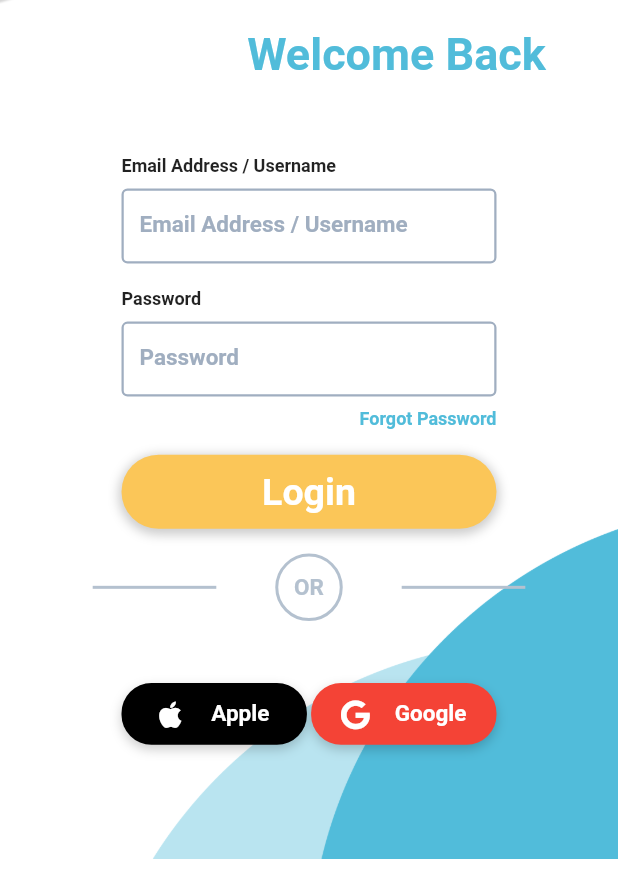
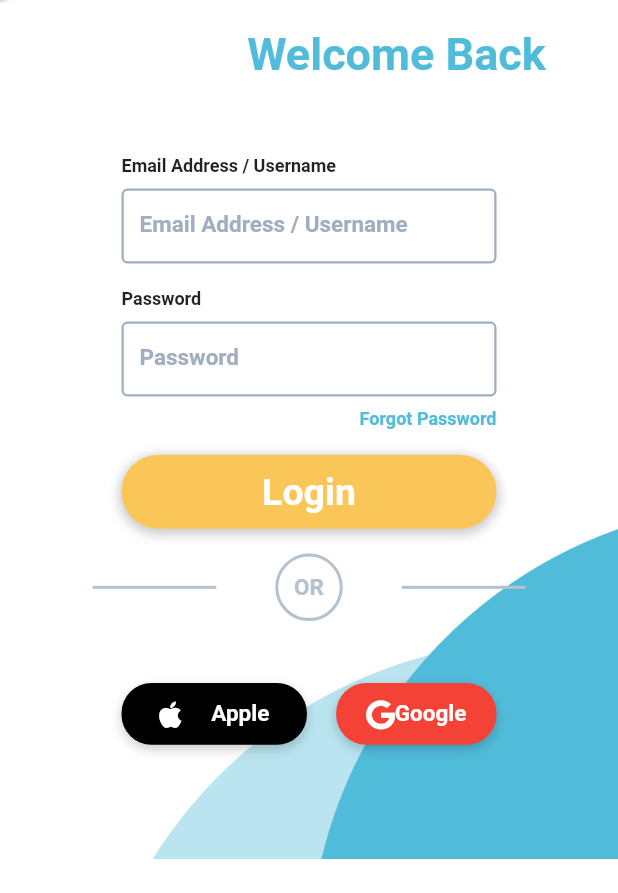
Before and after one commit to petcodeapp/interface-mobile, a Flutter app: the screen it shows after launch, after a tap on "Login", on a phone screen of 412 x 824 dp, the part 343-1236 px from its top. Run offline on Flutter 3.47's test engine with Material 2 defaults, Android fonts, the phone set to English and light mode, and no system bars; our stand-ins replace bottom_navy_bar, cached_network_image, carousel_slider, cloud_firestore, dio, dots_indicator and 17 more; missing offline and left inert: slimy_card; accounts and stored records are empty; statements that could not run were skipped.

Commit message:
:bug: fix auth ui bugs

```diff
--- a/lib/screens/auth/entry_screen.dart
+++ b/lib/screens/auth/entry_screen.dart
@@ -72,13 +72,12 @@ class _EntryScreenState extends State<EntryScreen> {
               Align(
                 alignment: Alignment.center,
                 child: SizedBox(
-                  height: height * 0.38,
                   width: width,
                   child: Column(
                     mainAxisAlignment: MainAxisAlignment.spaceBetween,
+                    mainAxisSize: MainAxisSize.min,
                     children: [
-                      Container(
-                        height: height * 0.34,
+                      Flexible(
                         child: PageView(
                           controller: _controller,
                           scrollDirection: Axis.horizontal,
--- a/lib/screens/auth/login_screen.dart
+++ b/lib/screens/auth/login_screen.dart
@@ -349,11 +349,11 @@ class _LoginScreenState extends State<LoginScreen> {
                               Spacer(),
                               GestureDetector(
                                 onTap: () async {
+                                  print('tapped');
                                   signInWithGoogle();
                                 },
                                 child: Container(
                                   height: height * 0.05,
-                                  width: width * 0.3,
                                   decoration: BoxDecoration(
                                       color: Colors.red,
                                       borderRadius: BorderRadius.circular(20.0),
@@ -436,6 +436,7 @@ class _LoginScreenState extends State<LoginScreen> {
 
   void signInWithGoogle() async {
     try {
+      print('trying');
       bool successful = await authService.signInWithGoogle();
       print(successful);
       if (successful) {
--- a/lib/screens/auth/signup_screen.dart
+++ b/lib/screens/auth/signup_screen.dart
@@ -497,7 +497,6 @@ class _SignupScreenState extends State<SignupScreen> {
                                 },
                                 child: Container(
                                   height: height * 0.05,
-                                  width: width * 0.3,
                                   decoration: BoxDecoration(
                                       color: Colors.red,
                                       borderRadius: BorderRadius.circular(20.0),
```
Also changed, not shown: pubspec.lock, 1 other file.
